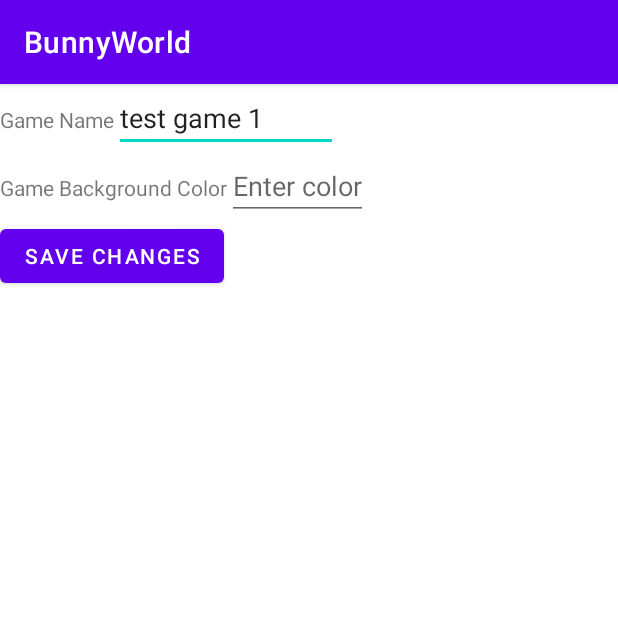
After one commit to katherineyip/cs108project, an Android app: the EditGameActivity screen opened directly, with no data from a screen before it, on a phone screen of 412 x 824 dp, the top half of it. The commit adds this screen. Run offline under Robolectric (Android 15) with nearby library versions, the phone set to English and light mode, and no system bars.

Commit message:
add ability to edit game name

```diff
--- a/BunnyWorld/app/src/main/AndroidManifest.xml
+++ b/BunnyWorld/app/src/main/AndroidManifest.xml
@@ -9,7 +9,8 @@
         android:roundIcon="@mipmap/ic_launcher_round"
         android:supportsRtl="true"
         android:theme="@style/Theme.BunnyWorld">
-        <activity android:name=".EditPageActivity"></activity>
+        <activity android:name=".EditGameActivity"></activity>
+        <activity android:name=".EditPageActivity" />
         <activity android:name=".ShapeActivity">
             android:screenOrientation="landscape"
         </activity>
--- /dev/null
+++ b/BunnyWorld/app/src/main/java/edu/stanford/cs108/EditGameActivity.java
@@ -0,0 +1,40 @@
+package edu.stanford.cs108;
+
+import androidx.appcompat.app.AppCompatActivity;
+
+import android.content.Intent;
+import android.os.Bundle;
+import android.view.View;
+import android.widget.Button;
+import android.widget.EditText;
+
+public class EditGameActivity extends AppCompatActivity {
+    // Data
+    SingletonData singletonData = SingletonData.getInstance();
+
+    // UI
+    EditText inputGameName;
+    Button buttonSaveGameChanges;
+
+    @Override
+    protected void onCreate(Bundle savedInstanceState) {
+        super.onCreate(savedInstanceState);
+        setContentView(R.layout.activity_edit_game);
+
+        inputGameName = findViewById(R.id.inputGameName);
+        inputGameName.setText(singletonData.getCurrentGame().gameName);
+
+        buttonSaveGameChanges = findViewById(R.id.buttonSaveGameChanges);
+        buttonSaveGameChanges.setOnClickListener(new View.OnClickListener() {
+            @Override
+            public void onClick(View view) {
+                inputGameName = findViewById(R.id.inputGameName);
+
+                Game game = singletonData.getCurrentGame();
+                game.setGameName(inputGameName.getText().toString());
+                Intent intent = new Intent(EditGameActivity.this, EditorActivity.class);
+                startActivity(intent);
+            }
+        });
+    }
+}
--- a/BunnyWorld/app/src/main/java/edu/stanford/cs108/EditorActivity.java
+++ b/BunnyWorld/app/src/main/java/edu/stanford/cs108/EditorActivity.java
@@ -93,7 +93,11 @@ public class EditorActivity extends AppCompatActivity implements AdapterView.OnI
                 Intent intentAddShape = new Intent(EditorActivity.this, ShapeActivity.class);
                 startActivity(intentAddShape);
                 return true;
-                // TODO: Add edit game name & save game
+            case R.id.menuEditGameDetails:
+                Intent intentEditGame = new Intent(EditorActivity.this, EditGameActivity.class);
+                startActivity(intentEditGame);
+                return true;
+                // TODO: Add save game
             default:
                 return super.onContextItemSelected(item);
         }
--- a/BunnyWorld/app/src/main/java/edu/stanford/cs108/Game.java
+++ b/BunnyWorld/app/src/main/java/edu/stanford/cs108/Game.java
@@ -131,6 +131,10 @@ public class Game {
         return numShapes;
     }
 
+    public void setGameName(String newGameName) {
+        this.gameName = newGameName;
+    }
+
     @Override
     // This allow spinners to display String gameName rather than the object name
     public String toString() {
--- /dev/null
+++ b/BunnyWorld/app/src/main/res/layout/activity_edit_game.xml
@@ -0,0 +1,51 @@
+<?xml version="1.0" encoding="utf-8"?>
+<LinearLayout xmlns:android="http://schemas.android.com/apk/res/android"
+    xmlns:app="http://schemas.android.com/apk/res-auto"
+    xmlns:tools="http://schemas.android.com/tools"
+    android:layout_width="match_parent"
+    android:layout_height="match_parent"
+    android:orientation="vertical"
+    tools:context=".EditGameActivity">
+
+    <LinearLayout
+        android:layout_width="wrap_content"
+        android:layout_height="wrap_content"
+        android:orientation="horizontal" >
+
+        <TextView
+            android:layout_width="wrap_content"
+            android:layout_height="wrap_content"
+            android:text="Game Name"/>
+
+        <EditText
+            android:id="@+id/inputGameName"
+            android:layout_width="wrap_content"
+            android:layout_height="wrap_content"
+            android:hint="Enter game name"/>
+
+    </LinearLayout>
+
+    <LinearLayout
+        android:layout_width="wrap_content"
+        android:layout_height="wrap_content"
+        android:orientation="horizontal" >
+
+        <TextView
+            android:layout_width="wrap_content"
+            android:layout_height="wrap_content"
+            android:text="Game Background Color"/>
+
+        <EditText
+            android:layout_width="wrap_content"
+            android:layout_height="wrap_content"
+            android:hint="Enter color"/>
+
+    </LinearLayout>
+
+    <Button
+        android:id="@+id/buttonSaveGameChanges"
+        android:layout_width="wrap_content"
+        android:layout_height="wrap_content"
+        android:text="Save Changes"/>
+
+</LinearLayout>
--- a/BunnyWorld/app/src/main/res/menu/game_menu.xml
+++ b/BunnyWorld/app/src/main/res/menu/game_menu.xml
@@ -13,8 +13,8 @@
     </group>
 
     <group android:id="@+id/grp3">
-        <item android:id="@+id/menuEditGameName"
-            android:title="Edit game name"/>
+        <item android:id="@+id/menuEditGameDetails"
+            android:title="Edit game details"/>
         <item android:id="@+id/menuSaveGame"
             android:title="Save game"/>
     </group>
```
Also changed, not shown: 1 other file.
